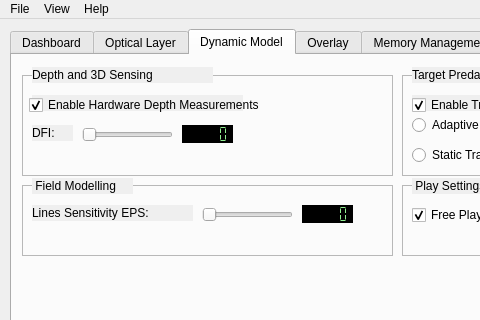
Before: the Qt Designer form TrackerRT_UI/mainwindow.ui in hvictor/Release, drawn with Qt 5; both pictures show x 0 to 480 and y 0 to 320 of the 986 by 567 pixel window.
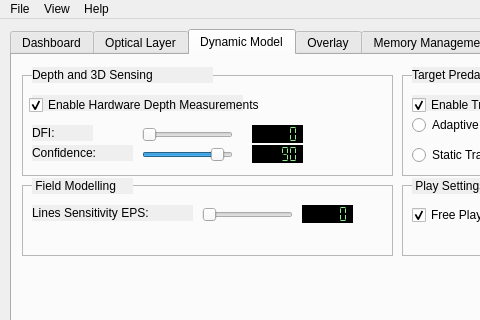
After: the same form once the commit is applied. Custom widgets are drawn as their Qt base class.

Diff of the .ui file:
```diff
--- a/TrackerRT_UI/mainwindow.ui
+++ b/TrackerRT_UI/mainwindow.ui
@@ -2318,10 +2318,10 @@
          <widget class="QSlider" name="slider_DFI">
           <property name="geometry">
            <rect>
-            <x>60</x>
+            <x>120</x>
             <y>50</y>
             <width>91</width>
-            <height>19</height>
+            <height>20</height>
            </rect>
           </property>
           <property name="maximum">
@@ -2337,7 +2337,7 @@
           </property>
           <property name="geometry">
            <rect>
-            <x>160</x>
+            <x>230</x>
             <y>50</y>
             <width>51</width>
             <height>18</height>
@@ -2355,7 +2355,7 @@
            <rect>
             <x>10</x>
             <y>50</y>
-            <width>41</width>
+            <width>61</width>
             <height>16</height>
            </rect>
           </property>
@@ -2366,6 +2366,66 @@
            <string>DFI:</string>
           </property>
          </widget>
+         <widget class="QLabel" name="label_DFI_2">
+          <property name="geometry">
+           <rect>
+            <x>10</x>
+            <y>70</y>
+            <width>101</width>
+            <height>16</height>
+           </rect>
+          </property>
+          <property name="autoFillBackground">
+           <bool>true</bool>
+          </property>
+          <property name="text">
+           <string>Confidence:</string>
+          </property>
+         </widget>
+         <widget class="QSlider" name="slider_Confidence">
+          <property name="geometry">
+           <rect>
+            <x>120</x>
+            <y>70</y>
+            <width>91</width>
+            <height>20</height>
+           </rect>
+          </property>
+          <property name="minimum">
+           <number>1</number>
+          </property>
+          <property name="maximum">
+           <number>100</number>
+          </property>
+          <property name="value">
+           <number>90</number>
+          </property>
+          <property name="orientation">
+           <enum>Qt::Horizontal</enum>
+          </property>
+         </widget>
+         <widget class="QLCDNumber" name="lcd_Confidence">
+          <property name="enabled">
+           <bool>true</bool>
+          </property>
+          <property name="geometry">
+           <rect>
+            <x>230</x>
+            <y>70</y>
+            <width>51</width>
+            <height>18</height>
+           </rect>
+          </property>
+          <property name="styleSheet">
+           <string notr="true">background-color: black; color: lightgreen;</string>
+          </property>
+          <property name="segmentStyle">
+           <enum>QLCDNumber::Flat</enum>
+          </property>
+          <property name="intValue" stdset="0">
+           <number>90</number>
+          </property>
+         </widget>
         </widget>
         <widget class="QLabel" name="label_63">
          <property name="geometry">
```
Left out of the diff: 58 changed lines with no effect on the pictures.
